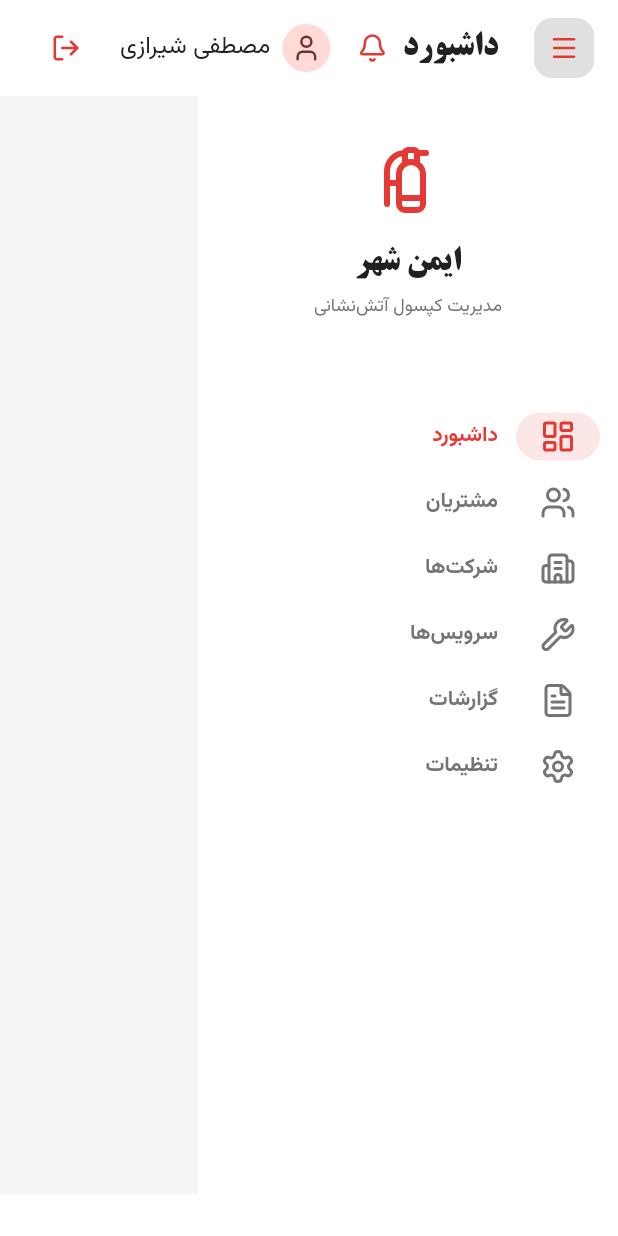
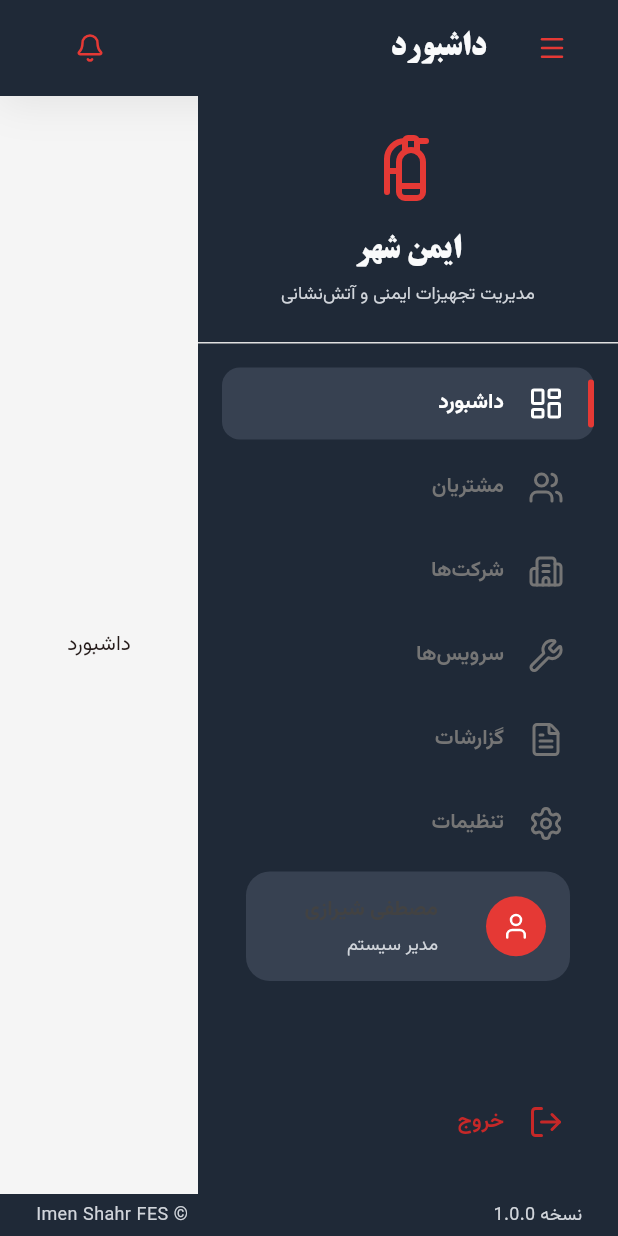
Before and after one commit to schirasi93m/Fes, a Flutter app: the screen it shows after launch, on a phone screen of 412 x 824 dp. Run offline on Flutter 3.47's test engine with Material 3 defaults, Android fonts, the phone set to English and light mode, and no system bars; our stand-ins replace lucide_icons_flutter; missing offline and left inert: persian_datetime_picker; statements that could not run were skipped.

Commit message:
20-04-1405

```diff
--- a/lib/core/theme/app_colors.dart
+++ b/lib/core/theme/app_colors.dart
@@ -28,6 +28,17 @@ class AppColors {
 
   static const Color onPrimary = Colors.white;
   static const Color onSurface = textPrimary;
+  // ======================
+  // Layout
+  // ======================
+
+  static const Color headerBackground = Color(0xFF1F2937);
+
+  static const Color sidebarBackground = Color(0xFF1F2937);
+
+  static const Color footerBackground = Color(0xFF1F2937);
+
+  static const Color pageBackground = Color(0xFFF8FAFC);
 
   //==========================
   // Border
@@ -62,7 +73,15 @@ class AppColors {
   // Sidebar
   //==========================
 
-  static const Color sidebarBackground = Color(0xFFFFFFFF);
+  static const Color sidebarItemBackground = Color(0xFF374151);
+
+  static const Color sidebarText = Color(0xFFF9FAFB);
+
+  static const Color sidebarTextSecondary = Color(0xFFD1D5DB);
+
+  static const Color sidebarDivider = Color(0xFF374151);
+  static const Color transparent = Colors.transparent;
+  static const Color none = Colors.transparent;
   static const Color sidebarItem = Color(0xFF424242);
   static const Color sidebarItemHover = Color(0xFFF5F5F5);
   static const Color sidebarItemSelected = primary;
@@ -72,7 +91,7 @@ class AppColors {
   //==========================
 
   static const Color appBarBackground = Colors.white;
-  static const Color appBarTitle = Color(0xFF212121);
+  static const Color appBarTitle = AppColors.sidebarText;
 
   //==========================
   // Company
--- a/lib/core/theme/app_shadows.dart
+++ b/lib/core/theme/app_shadows.dart
@@ -36,7 +36,7 @@ class AppShadows {
   /// منوها و Popup
   static const List<BoxShadow> popup = [
     BoxShadow(
-      color: AppColors.Black,
+      color:AppColors.shadowDark,
       blurRadius: AppSizes.shadowBlurMd,
       offset: AppOffsets.popupMenu,
     ),
--- a/lib/core/theme/app_sizes.dart
+++ b/lib/core/theme/app_sizes.dart
@@ -64,4 +64,9 @@ class AppSizes {
   static const double progressIndicatorSm = 18;
   static const double progressIndicatorMd = 20;
   static const double progressIndicatorLg = 24;
+
+  // Footer
+  static const double footerHeight = 28;
+  // UserSideBar
+  static const double avatarRadius = 20;
 }
--- a/lib/core/theme/app_spacing.dart
+++ b/lib/core/theme/app_spacing.dart
@@ -1,4 +1,3 @@
-
 class AppSpacing {
   AppSpacing._(); // جلوگیری از ساختن نمونه
 
@@ -21,4 +20,8 @@ class AppSpacing {
   static const double xxl = 48;
 
   static const double xxxl = 64;
+
+
+
+  static const double bigSpace = 150;
 }
--- a/lib/core/widgets/app_button.dart
+++ b/lib/core/widgets/app_button.dart
@@ -69,19 +69,19 @@ class AppButton extends StatelessWidget {
         break;
 
       case AppButtonType.outlined:
-        bgColor = Colors.transparent;
+        bgColor = AppColors.none;
         fgColor = foregroundColor ?? AppColors.primary;
         border = BorderSide(color: fgColor);
         break;
 
       case AppButtonType.text:
-        bgColor = Colors.transparent;
+        bgColor = AppColors.none;
         fgColor = foregroundColor ?? AppColors.primary;
         border = BorderSide.none;
         break;
 
       case AppButtonType.icon:
-        bgColor = Colors.transparent;
+        bgColor = AppColors.none;
         fgColor = foregroundColor ?? AppColors.primary;
         border = BorderSide.none;
         break;
@@ -182,8 +182,8 @@ class AppButton extends StatelessWidget {
           backgroundColor: bgColor,
           foregroundColor: fgColor,
 
-          disabledBackgroundColor: AppColors.border,
-          disabledForegroundColor: AppColors.disabled,
+          disabledBackgroundColor: AppColors.none,
+          disabledForegroundColor: AppColors.none,
           shape: RoundedRectangleBorder(
             borderRadius: BorderRadius.circular(AppRadius.button),
             side: border,
--- /dev/null
+++ b/lib/core/widgets/app_footer.dart
@@ -0,0 +1,38 @@
+import 'package:flutter/material.dart';
+
+import '../theme/app_colors.dart';
+import '../theme/app_sizes.dart';
+import '../theme/app_spacing.dart';
+import '../theme/app_text_style.dart';
+
+class AppFooter extends StatelessWidget {
+  const AppFooter({super.key});
+
+  @override
+  Widget build(BuildContext context) {
+    return Container(
+      height: AppSizes.footerHeight,
+      padding: const EdgeInsets.symmetric(horizontal: AppSpacing.lg),
+      color: AppColors.footerBackground,
+      child: Row(
+        children: [
+          Text(
+            "نسخه 1.0.0",
+            style: AppTextStyles.bodySmall.copyWith(
+              color: AppColors.sidebarTextSecondary,
+            ),
+          ),
+
+          const Spacer(),
+
+          Text(
+            "© Imen Shahr FES",
+            style: AppTextStyles.bodySmall.copyWith(
+              color: AppColors.sidebarTextSecondary,
+            ),
+          ),
+        ],
+      ),
+    );
+  }
+}
--- a/lib/core/widgets/app_header.dart
+++ b/lib/core/widgets/app_header.dart
@@ -20,7 +20,7 @@ class AppHeader extends StatelessWidget {
       height: AppSizes.appBarHeight,
       padding: const EdgeInsets.symmetric(horizontal: AppSpacing.lg),
       decoration: BoxDecoration(
-        color: AppColors.surface,
+        color: AppColors.headerBackground,
         boxShadow: AppShadows.card,
       ),
       child: Row(
@@ -41,9 +41,6 @@ class AppHeader extends StatelessWidget {
           //------------------------
           Text(title, style: AppTextStyles.sidebarTitle),
 
-          //------------------------
-          // Center
-          //------------------------
           const Spacer(),
 
           //------------------------
@@ -55,35 +52,10 @@ class AppHeader extends StatelessWidget {
             type: AppButtonType.text,
           ),
 
-          const SizedBox(width: AppSpacing.sm),
-
           //------------------------
-          // User
+          // Center
           //------------------------
-          Row(
-            children: [
-              const CircleAvatar(
-                radius: 16,
-                child: Icon(AppIcons.user, size: AppSizes.iconMd),
-              ),
-
-              const SizedBox(width: AppSpacing.sm),
-
-              Text("مصطفی شیرازی", style: AppTextStyles.bodyLarge
-),
-            ],
-          ),
-
           const SizedBox(width: AppSpacing.md),
-
-          //------------------------
-          // Logout
-          //------------------------
-          AppButton(
-            icon: AppIcons.logout,
-            onPressed: () {},
-            type: AppButtonType.text,
-          ),
         ],
       ),
     );
--- /dev/null
+++ b/lib/core/widgets/app_page_toolbar.dart
@@ -0,0 +1,42 @@
+import 'package:flutter/material.dart';
+
+import '../theme/app_colors.dart';
+import '../theme/app_icons.dart';
+import '../theme/app_spacing.dart';
+import 'app_button.dart';
+
+class PageToolbar extends StatelessWidget {
+  final String? primaryButtonText;
+
+  final IconData? primaryButtonIcon;
+
+  final VoidCallback? onPrimaryPressed;
+
+  const PageToolbar({
+    super.key,
+    this.primaryButtonText,
+    this.primaryButtonIcon,
+    this.onPrimaryPressed,
+  });
+
+  @override
+  Widget build(BuildContext context) {
+    return Container(
+      padding: const EdgeInsets.all(AppSpacing.lg),
+      decoration: BoxDecoration(
+        color: AppColors.background,
+        border: Border(bottom: BorderSide(color: AppColors.border)),
+      ),
+      child: Row(
+        children: [
+          if (primaryButtonText != null)
+            AppButton(
+              text: primaryButtonText!,
+              icon: primaryButtonIcon ?? AppIcons.add,
+              onPressed: onPrimaryPressed,
+            ),
+        ],
+      ),
+    );
+  }
+}
--- a/lib/core/widgets/app_sidebar.dart
+++ b/lib/core/widgets/app_sidebar.dart
@@ -1,125 +1,197 @@
 import 'package:flutter/material.dart';
-import 'package:new_project_fes/core/theme/app_opacities.dart';
+import 'package:new_project_fes/core/widgets/app_sidebar_user.dart';
 
 import '../theme/app_colors.dart';
 import '../theme/app_icons.dart';
+import '../theme/app_radius.dart';
 import '../theme/app_sizes.dart';
 import '../theme/app_spacing.dart';
 import '../theme/app_text_style.dart';
 
 class AppSidebar extends StatelessWidget {
-  final bool extended;
-
   final int selectedIndex;
-
-  final ValueChanged<int> onDestinationSelected;
-
-  final List<NavigationRailDestination> destinations;
-
-  final Widget? trailing;
+  final ValueChanged<int> onItemSelected;
+  final bool expanded;
 
   const AppSidebar({
     super.key,
     required this.selectedIndex,
-    required this.onDestinationSelected,
-    required this.destinations,
-    this.extended = true,
-    this.trailing,
+    required this.onItemSelected,
+    this.expanded = true,
   });
 
   @override
   Widget build(BuildContext context) {
-    return NavigationRail(
-      backgroundColor: AppColors.sidebarBackground,
-
-      extended: extended,
-
-      minWidth: AppSizes.navigationRailWidth,
-
-      minExtendedWidth: AppSizes.drawerWidth,
-
-      selectedIndex: selectedIndex,
-
-      onDestinationSelected: onDestinationSelected,
-
-      labelType: NavigationRailLabelType.none,
-
-      groupAlignment: -1,
-
-      leading: Padding(
-        padding: const EdgeInsets.only(
-          top: AppSpacing.lg,
-          bottom: AppSpacing.lg,
-        ),
+    return AnimatedContainer(
+      duration: const Duration(milliseconds: 250),
+      width: expanded ? AppSizes.drawerWidth : AppSizes.navigationRailWidth,
+      color: AppColors.sidebarBackground,
+      child: SafeArea(
         child: Column(
           children: [
+            const SizedBox(height: AppSpacing.lg),
+
+            //------------------------------------
+            // Header
+            //------------------------------------
             Icon(
               AppIcons.extinguisher,
               color: AppColors.primary,
               size: AppSizes.logoSize,
             ),
 
-            if (extended) ...[
+            if (expanded) ...[
               const SizedBox(height: AppSpacing.md),
-
+              Text("ایمن شهر", style: AppTextStyles.sidebarTitle),
+              const SizedBox(height: AppSpacing.xs),
               Text(
-                "ایمن شهر",
-                style: AppTextStyles.sidebarTitle,
-                textAlign: TextAlign.center,
-              ),
-
-              const SizedBox(height: AppSpacing.xs),
-
-              Text(
-                "مدیریت کپسول آتش‌نشانی",
+                "مدیریت تجهیزات ایمنی و آتش‌نشانی",
                 textAlign: TextAlign.center,
                 style: AppTextStyles.bodySmall.copyWith(
-                  color: AppColors.textSecondary,
+                  color: AppColors.sidebarTextSecondary,
                 ),
               ),
             ],
 
             const SizedBox(height: AppSpacing.lg),
 
-            Container(
-              margin: const EdgeInsets.symmetric(horizontal: AppSpacing.md),
-              height: 1,
-              color: AppColors.border,
+            Divider(color: AppColors.border, height: 1),
+
+            const SizedBox(height: AppSpacing.md),
+
+            //------------------------------------
+            // Menu
+            //------------------------------------
+            Expanded(
+              child: ListView(
+                padding: const EdgeInsets.symmetric(horizontal: AppSpacing.md),
+                children: [
+                  _buildItem(
+                    index: 0,
+                    title: "داشبورد",
+                    icon: AppIcons.dashboard,
+                  ),
+
+                  _buildItem(
+                    index: 1,
+                    title: "مشتریان",
+                    icon: AppIcons.customer,
+                  ),
+
+                  _buildItem(
+                    index: 2,
+                    title: "شرکت‌ها",
+                    icon: AppIcons.company,
+                  ),
+
+                  _buildItem(
+                    index: 3,
+                    title: "سرویس‌ها",
+                    icon: AppIcons.service,
+                  ),
+
+                  _buildItem(index: 4, title: "گزارشات", icon: AppIcons.report),
+
+                  _buildItem(
+                    index: 5,
+                    title: "تنظیمات",
+                    icon: AppIcons.settings,
+                  ),
+                  AppSidebarUser(
+                    expanded: expanded,
+                    fullName: "مصطفی شیرازی",
+                    role: "مدیر سیستم",
+                  ),
+                  const SizedBox(height: AppSpacing.md),
+                ],
+              ),
+            ),
+            //------------------------------------
+            // User
+            //------------------------------------
+            const SizedBox(height: AppSpacing.lg),
+
+            //------------------------------------
+            // Footer
+            //------------------------------------
+            Padding(
+              padding: const EdgeInsets.all(AppSpacing.md),
+              child: _buildItem(
+                index: 99,
+                title: "خروج",
+                icon: AppIcons.logout,
+                isLogout: true,
+              ),
             ),
           ],
         ),
       ),
+    );
+  }
 
-      trailing: Padding(
-        padding: const EdgeInsets.only(bottom: AppSpacing.lg),
-        child: trailing,
+  Widget _buildItem({
+    required int index,
+    required String title,
+    required IconData icon,
+    bool isLogout = false,
+  }) {
+    final bool selected = selectedIndex == index;
+
+    return Padding(
+      padding: const EdgeInsets.only(bottom: AppSpacing.sm),
+      child: InkWell(
+        borderRadius: BorderRadius.circular(AppRadius.button),
+        onTap: () => onItemSelected(index),
+        child: AnimatedContainer(
+          duration: const Duration(milliseconds: 200),
+          height: AppSizes.buttonHeightMd,
+          decoration: BoxDecoration(
+            color: selected ? AppColors.sidebarItemBackground : AppColors.none,
+            borderRadius: BorderRadius.circular(AppRadius.button),
+          ),
+          child: Row(
+            children: [
+              AnimatedContainer(
+                duration: const Duration(milliseconds: 200),
+                width: 4,
+                margin: const EdgeInsets.symmetric(vertical: 8),
+                decoration: BoxDecoration(
+                  color: selected ? AppColors.primary : Colors.transparent,
+                  borderRadius: BorderRadius.circular(10),
+                ),
+              ),
+              const SizedBox(width: AppSpacing.md),
+
+              Icon(
+                icon,
+                size: AppSizes.iconLg,
+                color: selected
+                    ? Colors.white
+                    : (isLogout
+                          ? AppColors.primaryDark
+                          : AppColors.textSecondary),
               ),
 
-      selectedIconTheme: IconThemeData(
-        color: AppColors.primary,
-        size: AppSizes.iconLg,
+              if (expanded) ...[
+                const SizedBox(width: AppSpacing.md),
+
+                Expanded(
+                  child: Text(
+                    title,
+                    style: AppTextStyles.sidebarItem.copyWith(
+                      color: selected
+                          ? Colors.white
+                          : (isLogout
+                                ? AppColors.primaryDark
+                                : AppColors.textSecondary),
                     ),
-
-      unselectedIconTheme: IconThemeData(
-        color: AppColors.textSecondary,
-        size: AppSizes.iconLg,
                   ),
-
-      selectedLabelTextStyle: AppTextStyles.sidebarItem.copyWith(
-        color: AppColors.primary,
                 ),
-
-      unselectedLabelTextStyle: AppTextStyles.sidebarItem.copyWith(
-        color: AppColors.textSecondary,
+              ],
+            ],
           ),
-
-      indicatorColor: AppColors.primary.withValues(
-        alpha: AppOpacities.sidebarIndicator,
         ),
-
-      useIndicator: true,
-
-      destinations: destinations,
+      ),
     );
   }
 }
--- /dev/null
+++ b/lib/core/widgets/app_sidebar_user.dart
@@ -0,0 +1,92 @@
+import 'package:flutter/material.dart';
+
+import '../theme/app_colors.dart';
+import '../theme/app_icons.dart';
+import '../theme/app_radius.dart';
+import '../theme/app_sizes.dart';
+import '../theme/app_spacing.dart';
+import '../theme/app_text_style.dart';
+
+class AppSidebarUser extends StatelessWidget {
+  final String fullName;
+  final String role;
+  final VoidCallback? onTap;
+  final bool expanded;
+
+  const AppSidebarUser({
+    super.key,
+    required this.fullName,
+    required this.role,
+    required this.expanded,
+    this.onTap,
+  });
+
+  @override
+  Widget build(BuildContext context) {
+    if (!expanded) {
+      return Center(
+        child: CircleAvatar(
+          radius: AppSizes.avatarRadius,
+          backgroundColor: AppColors.primary,
+          child: Icon(
+            AppIcons.user,
+            color: AppColors.onPrimary,
+            size: AppSizes.iconMd,
+          ),
+        ),
+      );
+    }
+    return InkWell(
+      onTap: onTap,
+      borderRadius: BorderRadius.circular(AppRadius.card),
+      child: Container(
+        margin: const EdgeInsets.symmetric(horizontal: AppSpacing.md),
+        padding: const EdgeInsets.all(AppSpacing.md),
+        decoration: BoxDecoration(
+          color: AppColors.sidebarItemBackground,
+          borderRadius: BorderRadius.circular(AppRadius.card),
+        ),
+        child: Row(
+          children: [
+            CircleAvatar(
+              radius: AppSizes.avatarRadius,
+              backgroundColor: AppColors.primary,
+              child: Icon(
+                AppIcons.user,
+                color: AppColors.onPrimary,
+                size: AppSizes.iconMd,
+              ),
+            ),
+
+            const SizedBox(width: AppSpacing.md),
+            if (expanded) ...[
+              const SizedBox(width: AppSpacing.md),
+              Expanded(
+                child: Column(
+                  crossAxisAlignment: CrossAxisAlignment.start,
+                  children: [
+                    Text(
+                      fullName,
+                      overflow: TextOverflow.ellipsis,
+                      style: AppTextStyles.sidebarItem,
+                    ),
+
+                    const SizedBox(height: AppSpacing.xs),
+
+                    Text(
+                      role,
+                      overflow: TextOverflow.ellipsis,
+                      style: AppTextStyles.bodySmall.copyWith(
+                        color: AppColors.sidebarTextSecondary,
+                      ),
+                    ),
+                  ],
+                ),
+              ),
+            ],
+          ],
+        ),
+      ),
+    );
+  }
+}
--- a/lib/core/widgets/app_table/app_table_column.dart
+++ /dev/null
@@ -1,9 +0,0 @@
-class AppTableColumn {
-  final String title;
-  final double width;
-
-  const AppTableColumn({
-    required this.title,
-    required this.width,
-  });
-}
--- a/lib/core/widgets/status_badge.dart
+++ b/lib/core/widgets/status_badge.dart
@@ -1,5 +1,6 @@
 import 'package:flutter/material.dart';
 import 'package:new_project_fes/core/theme/app_colors.dart';
+import 'package:new_project_fes/core/theme/app_icons.dart';
 import 'package:new_project_fes/core/theme/app_radius.dart';
 import 'package:new_project_fes/core/theme/app_spacing.dart';
 import 'package:new_project_fes/core/theme/app_text_style.dart';
@@ -58,16 +59,16 @@ class StatusBadge extends StatelessWidget {
   IconData get _defaultIcon {
     switch (type) {
       case StatusBadgeType.success:
-        return Icons.check_circle;
+        return AppIcons.success;
 
       case StatusBadgeType.warning:
-        return Icons.warning_rounded;
+        return AppIcons.warning;
 
       case StatusBadgeType.error:
-        return Icons.cancel;
+        return AppIcons.cancel;
 
       case StatusBadgeType.info:
-        return Icons.info;
+        return AppIcons.info;
     }
   }
 
--- a/lib/dashboard/main_screen.dart
+++ b/lib/dashboard/main_screen.dart
@@ -1,10 +1,11 @@
 import 'package:flutter/material.dart';
 
 import 'package:new_project_fes/core/theme/app_colors.dart';
-import 'package:new_project_fes/core/theme/app_icons.dart';
-import 'package:new_project_fes/core/widgets/app_button.dart';
+import 'package:new_project_fes/core/widgets/app_footer.dart';
 import 'package:new_project_fes/core/widgets/app_header.dart';
 import 'package:new_project_fes/core/widgets/app_sidebar.dart';
+
+import 'package:new_project_fes/features/customers/pages/customers_page.dart';
 
 class MainScreen extends StatefulWidget {
   const MainScreen({super.key});
@@ -13,10 +14,78 @@ class MainScreen extends StatefulWidget {
   State<MainScreen> createState() => _MainScreenState();
 }
 
+enum NavigationPage {
+  dashboard,
+  customers,
+  companies,
+  services,
+  reports,
+  settings,
+}
 class _MainScreenState extends State<MainScreen> {
   int selectedIndex = 0;
 
   bool sidebarExpanded = true;
+
+  String get pageTitle {
+    switch (selectedIndex) {
+      case 0:
+        return "داشبورد";
+
+      case 1:
+        return "مشتریان";
+
+      case 2:
+        return "شرکت‌ها";
+
+      case 3:
+        return "سرویس‌ها";
+
+      case 4:
+        return "گزارشات";
+
+      case 5:
+        return "تنظیمات";
+
+      default:
+        return "";
+    }
+  }
+
+  Widget _buildPage() {
+    switch (selectedIndex) {
+      case 0:
+        return const Center(
+          child: Text("داشبورد"),
+        );
+
+      case 1:
+        return const CustomersPage();
+
+      case 2:
+        return const Center(
+          child: Text("شرکت‌ها"),
+        );
+
+      case 3:
+        return const Center(
+          child: Text("سرویس‌ها"),
+        );
+
+      case 4:
+        return const Center(
+          child: Text("گزارشات"),
+        );
+
+      case 5:
+        return const Center(
+          child: Text("تنظیمات"),
+        );
+
+      default:
+        return const SizedBox.shrink();
+    }
+  }
 
   @override
   Widget build(BuildContext context) {
@@ -25,68 +94,36 @@ class _MainScreenState extends State<MainScreen> {
       body: SafeArea(
         child: Column(
           children: [
-            const AppHeader(
-              title: "داشبورد",
+            AppHeader(
+              title: pageTitle,
+              onMenuPressed: () {
+                setState(() {
+                  sidebarExpanded = !sidebarExpanded;
+                });
+              },
             ),
 
             Expanded(
               child: Row(
                 children: [
                   AppSidebar(
-                    extended: sidebarExpanded,
+                    expanded: sidebarExpanded,
                     selectedIndex: selectedIndex,
-                    onDestinationSelected: (index) {
+                    onItemSelected: (index) {
                       setState(() {
                         selectedIndex = index;
                       });
                     },
-                    destinations: const [
-                      NavigationRailDestination(
-                        icon: Icon(AppIcons.dashboard),
-                        selectedIcon: Icon(AppIcons.dashboard),
-                        label: Text("داشبورد"),
-                      ),
-                      NavigationRailDestination(
-                        icon: Icon(AppIcons.customer),
-                        selectedIcon: Icon(AppIcons.customer),
-                        label: Text("مشتریان"),
-                      ),
-                      NavigationRailDestination(
-                        icon: Icon(AppIcons.company),
-                        selectedIcon: Icon(AppIcons.company),
-                        label: Text("شرکت‌ها"),
-                      ),
-                      NavigationRailDestination(
-                        icon: Icon(AppIcons.service),
-                        selectedIcon: Icon(AppIcons.service),
-                        label: Text("سرویس‌ها"),
-                      ),
-                      NavigationRailDestination(
-                        icon: Icon(AppIcons.report),
-                        selectedIcon: Icon(AppIcons.report),
-                        label: Text("گزارشات"),
-                      ),
-                      NavigationRailDestination(
-                        icon: Icon(AppIcons.settings),
-                        selectedIcon: Icon(AppIcons.settings),
-                        label: Text("تنظیمات"),
-                      ),
-                    ],
                   ),
 
                   Expanded(
-                    child: Container(
-                      color: AppColors.background,
-                    ),
+                    child: _buildPage(),
                   ),
                 ],
               ),
             ),
 
-            Container(
-              height: 28,
-              color: AppColors.surface,
-            ),
+            const AppFooter(),
           ],
         ),
       ),
--- /dev/null
+++ b/lib/features/customers/pages/customers_page.dart
@@ -0,0 +1,21 @@
+import 'package:flutter/material.dart';
+
+import '../../../core/theme/app_colors.dart';
+import '../../../core/widgets/app_page_toolbar.dart';
+
+class CustomersPage extends StatelessWidget {
+  const CustomersPage({super.key});
+
+  @override
+  Widget build(BuildContext context) {
+    return Container(
+      color: AppColors.background,
+      child: Column(
+        children: [
+          PageToolbar(primaryButtonText: "مشتری جدید", onPrimaryPressed: () {}),
+          const Expanded(child: Center(child: Text("جدول مشتریان"))),
+        ],
+      ),
+    );
+  }
+}
--- a/lib/main.dart
+++ b/lib/main.dart
@@ -1,5 +1,5 @@
 import 'package:flutter/material.dart';
-import 'package:new_project_fes/Core/Theme/app_theme.dart';
+import 'package:new_project_fes/core/theme/app_theme.dart';
 import 'package:new_project_fes/dashboard/main_screen.dart';
 //import 'package:new_project_fes/dashboard/main_screen.dart';
 //import 'package:new_project_fes/playground/component_playground.dart';
```
Lines whose indentation alone changed are shown as unchanged.
